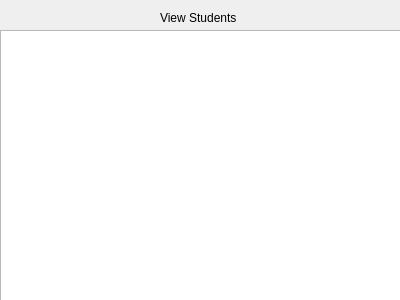
Qt form viewstudents.ui (ahmedmgh67/coursetracking-cs2) before a commit.
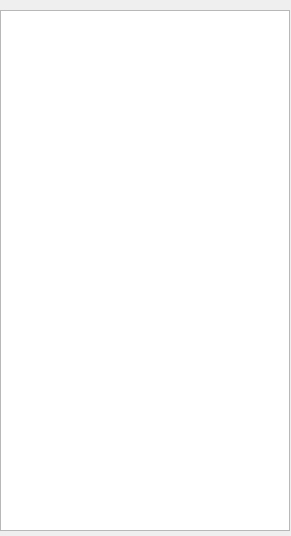
The same form after that commit.

Diff of the .ui file:
```diff
--- a/viewstudents.ui
+++ b/viewstudents.ui
@@ -6,8 +6,8 @@
    <rect>
     <x>0</x>
     <y>0</y>
-    <width>400</width>
-    <height>300</height>
+    <width>291</width>
+    <height>536</height>
    </rect>
   </property>
   <property name="windowTitle">
@@ -17,24 +17,11 @@
    <property name="geometry">
     <rect>
      <x>0</x>
-     <y>30</y>
-     <width>401</width>
-     <height>271</height>
-    </rect>
-   </property>
-  </widget>
-  <widget class="QLabel" name="label">
-   <property name="geometry">
-    <rect>
-     <x>160</x>
      <y>10</y>
-     <width>91</width>
-     <height>16</height>
+     <width>290</width>
+     <height>521</height>
     </rect>
    </property>
-   <property name="text">
-    <string>View Students</string>
-   </property>
   </widget>
  </widget>
  <resources/>
```
Left out of the diff: 2 changed lines with no effect on the pictures.
